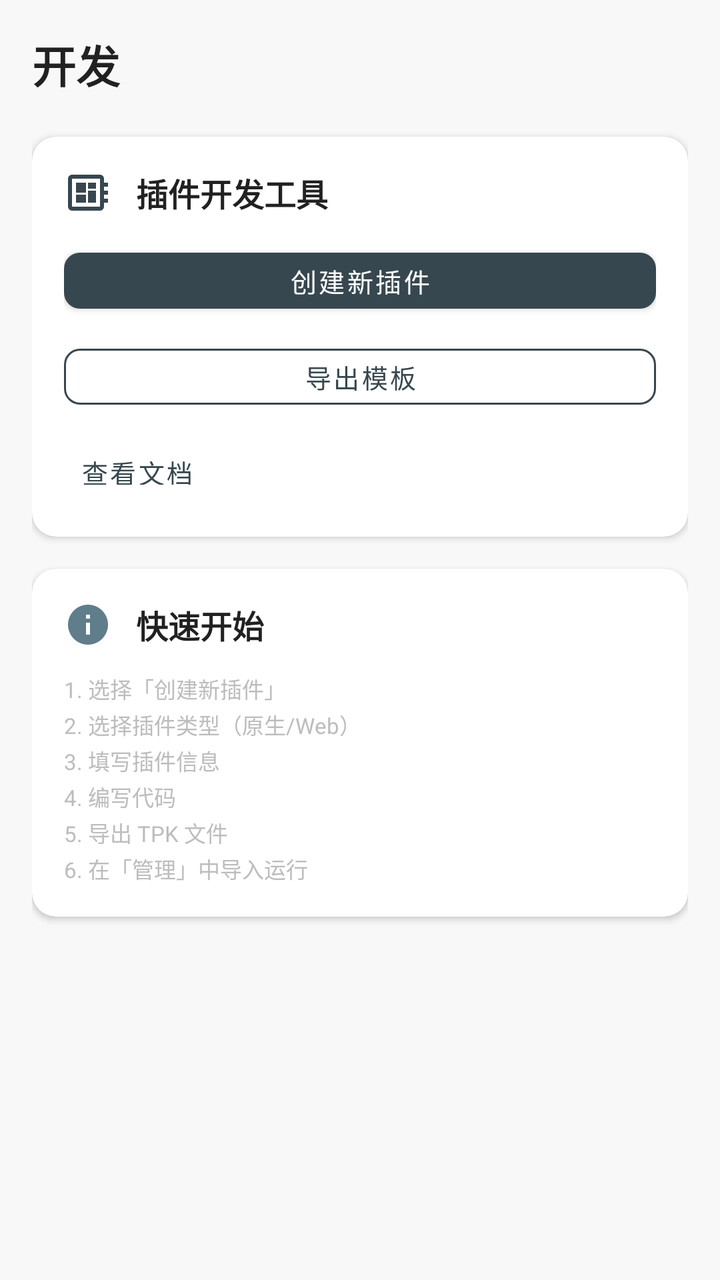
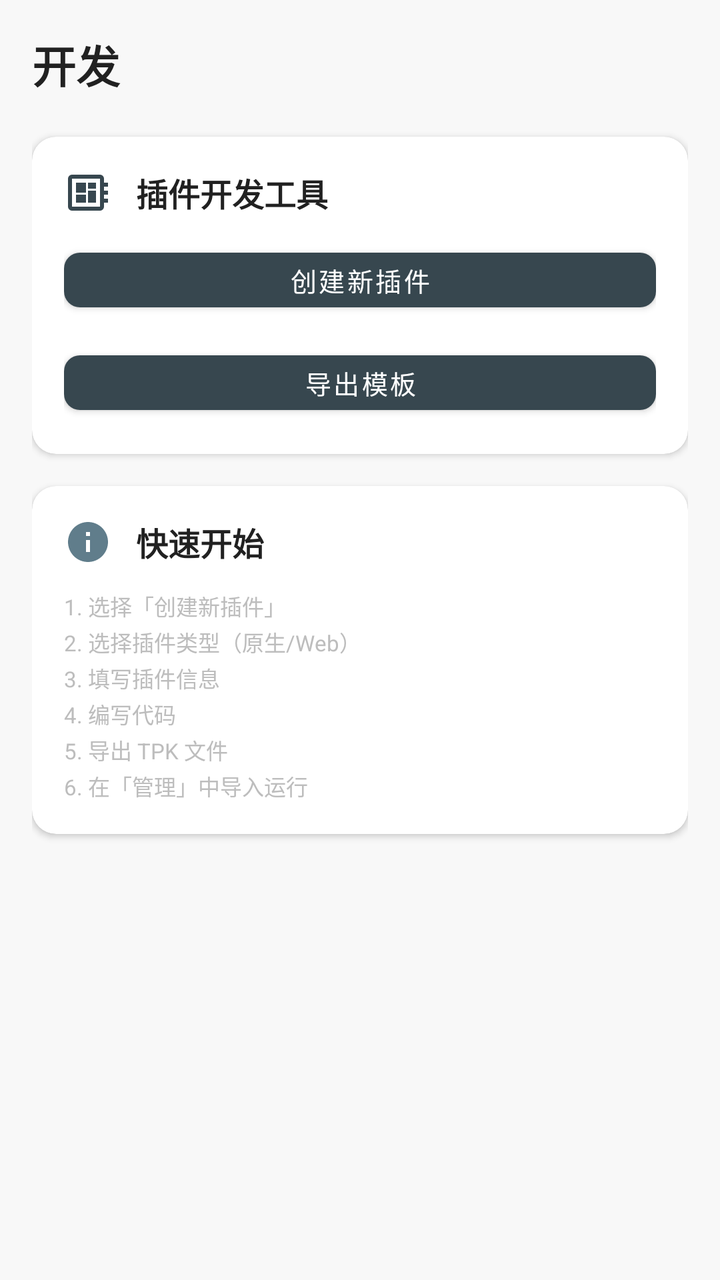

Compare the two renders of this Android layout. The source of the first and the diff that turns it into the second are given below.
<!-- AndroidManifest.xml: application theme Theme.UIN.Tool -->
<!-- res/layout/fragment_dev.xml -->
<?xml version="1.0" encoding="utf-8"?>
<ScrollView xmlns:android="http://schemas.android.com/apk/res/android"
    xmlns:app="http://schemas.android.com/apk/res-auto"
    android:layout_width="match_parent"
    android:layout_height="match_parent"
    android:background="@color/background"
    android:fillViewport="true">

    <LinearLayout
        android:layout_width="match_parent"
        android:layout_height="wrap_content"
        android:orientation="vertical"
        android:padding="@dimen/spacing_lg">

        <TextView
            android:layout_width="match_parent"
            android:layout_height="wrap_content"
            android:text="@string/nav_dev"
            style="@style/TextDisplayLarge"
            android:layout_marginBottom="@dimen/spacing_xl" />

        
        <com.google.android.material.card.MaterialCardView
            android:layout_width="match_parent"
            android:layout_height="wrap_content"
            android:layout_marginBottom="@dimen/spacing_lg"
            app:cardCornerRadius="@dimen/radius_lg"
            app:cardElevation="2dp">

            <LinearLayout
                android:layout_width="match_parent"
                android:layout_height="wrap_content"
                android:orientation="vertical"
                android:padding="@dimen/card_padding_medium">

                <LinearLayout
                    android:layout_width="match_parent"
                    android:layout_height="wrap_content"
                    android:orientation="horizontal"
                    android:gravity="center_vertical"
                    android:layout_marginBottom="@dimen/spacing_md">

                    <ImageView
                        android:layout_width="@dimen/icon_large"
                        android:layout_height="@dimen/icon_large"
                        android:src="@drawable/ic_developer_mode"
                        android:tint="@color/primary" />

                    <TextView
                        android:layout_width="wrap_content"
                        android:layout_height="wrap_content"
                        android:text="@string/developer_tools"
                        style="@style/TextTitle"
                        android:layout_marginStart="@dimen/spacing_md" />

                </LinearLayout>

                <Button
                    android:id="@+id/btn_create_plugin"
                    android:layout_width="match_parent"
                    android:layout_height="@dimen/button_height_medium"
                    android:text="@string/btn_create_plugin"
                    style="@style/Widget.UIN.Tool.Button"
                    android:layout_marginBottom="@dimen/spacing_sm" />

                <Button
                    android:id="@+id/btn_export_template"
                    android:layout_width="match_parent"
                    android:layout_height="@dimen/button_height_medium"
                    android:text="@string/btn_export_template"
                    style="@style/Widget.UIN.Tool.Button.Outlined"
                    android:layout_marginBottom="@dimen/spacing_sm" />

                <Button
                    android:id="@+id/btn_view_docs"
                    android:layout_width="wrap_content"
                    android:layout_height="@dimen/button_height_small"
                    android:text="@string/btn_view_docs"
                    style="@style/Widget.UIN.Tool.Button.Text" />

            </LinearLayout>

        </com.google.android.material.card.MaterialCardView>

        
        <com.google.android.material.card.MaterialCardView
            android:layout_width="match_parent"
            android:layout_height="wrap_content"
            app:cardCornerRadius="@dimen/radius_lg"
            app:cardElevation="2dp">

            <LinearLayout
                android:layout_width="match_parent"
                android:layout_height="wrap_content"
                android:orientation="vertical"
                android:padding="@dimen/card_padding_medium">

                <LinearLayout
                    android:layout_width="match_parent"
                    android:layout_height="wrap_content"
                    android:orientation="horizontal"
                    android:gravity="center_vertical"
                    android:layout_marginBottom="@dimen/spacing_md">

                    <ImageView
                        android:layout_width="@dimen/icon_large"
                        android:layout_height="@dimen/icon_large"
                        android:src="@drawable/ic_info"
                        android:tint="@color/accent" />

                    <TextView
                        android:layout_width="wrap_content"
                        android:layout_height="wrap_content"
                        android:text="@string/quick_start"
                        style="@style/TextTitle"
                        android:layout_marginStart="@dimen/spacing_md" />

                </LinearLayout>

                <TextView
                    android:layout_width="match_parent"
                    android:layout_height="wrap_content"
                    android:text="@string/quick_start_steps"
                    style="@style/TextCaption"
                    android:lineSpacingExtra="@dimen/spacing_xxs" />

            </LinearLayout>

        </com.google.android.material.card.MaterialCardView>

    </LinearLayout>

</ScrollView>
<!-- resources referenced by this layout -->
<resources>
  <color name="accent">#FF607D8B</color>
  <color name="background">#FFF8F8F8</color>
  <color name="primary">#FF37474F</color>
  <dimen name="button_height_medium">40dp</dimen>
  <dimen name="button_height_small">36dp</dimen>
  <dimen name="card_padding_medium">16dp</dimen>
  <dimen name="icon_large">24dp</dimen>
  <dimen name="radius_lg">12dp</dimen>
  <dimen name="spacing_lg">16dp</dimen>
  <dimen name="spacing_md">12dp</dimen>
  <dimen name="spacing_sm">8dp</dimen>
  <dimen name="spacing_xl">20dp</dimen>
  <dimen name="spacing_xxs">2dp</dimen>
  <!-- drawable ic_info (drawable) -->
  <?xml version="1.0" encoding="utf-8"?>
  <vector xmlns:android="http://schemas.android.com/apk/res/android"
      android:width="24dp"
      android:height="24dp"
      android:viewportWidth="24"
      android:viewportHeight="24">
      <path
          android:fillColor="#FF000000"
          android:pathData="M12,2C6.48,2 2,6.48 2,12s4.48,10 10,10 10,-4.48 10,-10S17.52,2 12,2zm1,15h-2v-6h2v6zm0,-8h-2V7h2v2z"/>
  </vector>
  <string name="btn_create_plugin">创建新插件</string>
  <string name="btn_export_template">导出模板</string>
  <string name="btn_view_docs">查看文档</string>
  <string name="developer_tools">插件开发工具</string>
  <string name="nav_dev">开发</string>
  <string name="quick_start">快速开始</string>
  <string name="quick_start_steps">1. 选择「创建新插件」\n2. 选择插件类型（原生/Web）\n3. 填写插件信息\n4. 编写代码\n5. 导出 TPK 文件\n6. 在「管理」中导入运行</string>
  <style name="TextCaption">
          <item name="android:textSize">11sp</item>
          <item name="android:textColor">@color/text_hint</item>
      </style>
  <style name="TextDisplayLarge">
          <item name="android:textSize">22sp</item>
          <item name="android:textStyle">bold</item>
          <item name="android:textColor">@color/text_primary</item>
      </style>
  <style name="TextTitle">
          <item name="android:textSize">16sp</item>
          <item name="android:textStyle">bold</item>
          <item name="android:textColor">@color/text_primary</item>
      </style>
  <style name="Widget.UIN.Tool.Button.Outlined" parent="Widget.MaterialComponents.Button.OutlinedButton">
          <item name="android:textColor">@color/primary</item>
          <item name="strokeColor">@color/primary</item>
          <item name="cornerRadius">8dp</item>
          <item name="android:textSize">13sp</item>
          <item name="android:paddingStart">12dp</item>
          <item name="android:paddingEnd">12dp</item>
          <item name="android:minHeight">36dp</item>
      </style>
  <style name="Widget.UIN.Tool.Button.Text" parent="Widget.MaterialComponents.Button.TextButton">
          <item name="android:textColor">@color/primary</item>
          <item name="cornerRadius">8dp</item>
          <item name="android:textSize">13sp</item>
          <item name="android:minHeight">36dp</item>
          <item name="android:minWidth">0dp</item>
      </style>
  <color name="text_hint">#FFBDBDBD</color>
  <color name="text_primary">#FF212121</color>
  <color name="primary_dark">#FF263238</color>
  <color name="primary_light">#FF546E7A</color>
  <style name="Animation.UIN.Tool" parent="@android:style/Animation.Activity">
          <item name="android:activityOpenEnterAnimation">@anim/slide_in_right</item>
          <item name="android:activityOpenExitAnimation">@anim/slide_out_left</item>
          <item name="android:activityCloseEnterAnimation">@anim/slide_in_left</item>
          <item name="android:activityCloseExitAnimation">@anim/slide_out_right</item>
      </style>
  <style name="Widget.UIN.Tool.CardView" parent="Widget.MaterialComponents.CardView">
          <item name="cardCornerRadius">12dp</item>
          <item name="cardElevation">2dp</item>
          <item name="cardBackgroundColor">@color/surface_card</item>
      </style>
  <color name="surface_card">#FFFFFFFF</color>
  <!-- unchanged entries left out for length: 3 -->
</resources>

<!-- the commit's change to res/layout/fragment_dev.xml (unified diff, before → after) -->
@@ -55,28 +55,22 @@
 
                 </LinearLayout>
 
+                
                 <Button
                     android:id="@+id/btn_create_plugin"
                     android:layout_width="match_parent"
-                    android:layout_height="@dimen/button_height_medium"
+                    android:layout_height="wrap_content"
                     android:text="@string/btn_create_plugin"
                     style="@style/Widget.UIN.Tool.Button"
-                    android:layout_marginBottom="@dimen/spacing_sm" />
+                    android:layout_marginBottom="@dimen/spacing_md" />
 
+                
                 <Button
                     android:id="@+id/btn_export_template"
                     android:layout_width="match_parent"
-                    android:layout_height="@dimen/button_height_medium"
+                    android:layout_height="wrap_content"
                     android:text="@string/btn_export_template"
-                    style="@style/Widget.UIN.Tool.Button.Outlined"
-                    android:layout_marginBottom="@dimen/spacing_sm" />
-
-                <Button
-                    android:id="@+id/btn_view_docs"
-                    android:layout_width="wrap_content"
-                    android:layout_height="@dimen/button_height_small"
-                    android:text="@string/btn_view_docs"
-                    style="@style/Widget.UIN.Tool.Button.Text" />
+                    style="@style/Widget.UIN.Tool.Button" />
 
             </LinearLayout>
 
<!-- resource entries referenced after the edit -->
@@ -3,14 +3,11 @@
   <color name="accent">#FF607D8B</color>
   <color name="background">#FFF8F8F8</color>
   <color name="primary">#FF37474F</color>
-  <dimen name="button_height_medium">40dp</dimen>
-  <dimen name="button_height_small">36dp</dimen>
   <dimen name="card_padding_medium">16dp</dimen>
   <dimen name="icon_large">24dp</dimen>
   <dimen name="radius_lg">12dp</dimen>
   <dimen name="spacing_lg">16dp</dimen>
   <dimen name="spacing_md">12dp</dimen>
-  <dimen name="spacing_sm">8dp</dimen>
   <dimen name="spacing_xl">20dp</dimen>
   <dimen name="spacing_xxs">2dp</dimen>
   <!-- drawable ic_info (drawable) -->
@@ -26,7 +23,6 @@
   </vector>
   <string name="btn_create_plugin">创建新插件</string>
   <string name="btn_export_template">导出模板</string>
-  <string name="btn_view_docs">查看文档</string>
   <string name="developer_tools">插件开发工具</string>
   <string name="nav_dev">开发</string>
   <string name="quick_start">快速开始</string>
@@ -44,22 +40,6 @@
           <item name="android:textSize">16sp</item>
           <item name="android:textStyle">bold</item>
           <item name="android:textColor">@color/text_primary</item>
-      </style>
-  <style name="Widget.UIN.Tool.Button.Outlined" parent="Widget.MaterialComponents.Button.OutlinedButton">
-          <item name="android:textColor">@color/primary</item>
-          <item name="strokeColor">@color/primary</item>
-          <item name="cornerRadius">8dp</item>
-          <item name="android:textSize">13sp</item>
-          <item name="android:paddingStart">12dp</item>
-          <item name="android:paddingEnd">12dp</item>
-          <item name="android:minHeight">36dp</item>
-      </style>
-  <style name="Widget.UIN.Tool.Button.Text" parent="Widget.MaterialComponents.Button.TextButton">
-          <item name="android:textColor">@color/primary</item>
-          <item name="cornerRadius">8dp</item>
-          <item name="android:textSize">13sp</item>
-          <item name="android:minHeight">36dp</item>
-          <item name="android:minWidth">0dp</item>
       </style>
   <color name="text_hint">#FFBDBDBD</color>
   <color name="text_primary">#FF212121</color>
